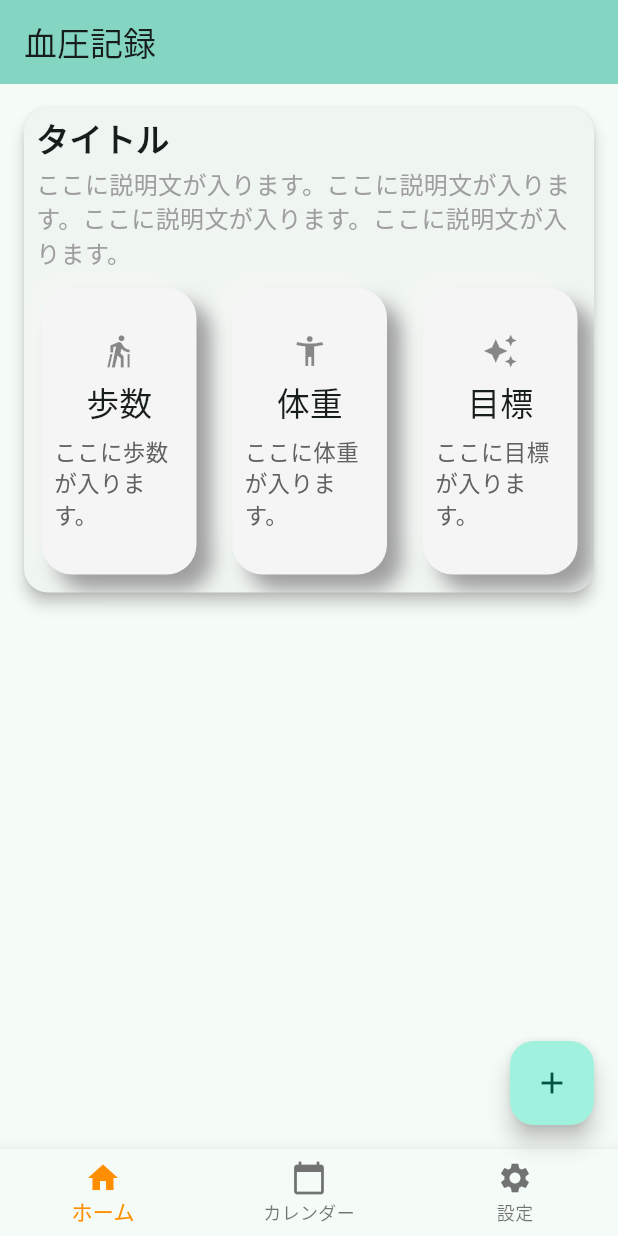
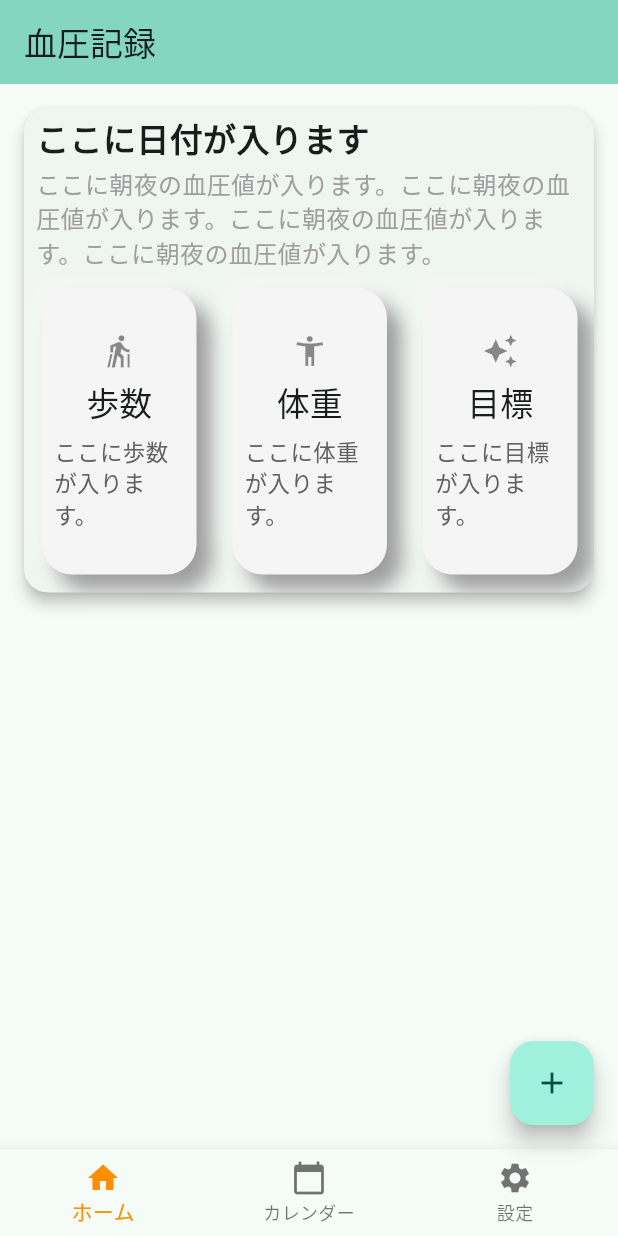
Before and after one commit to yuko87/blood_pressure_monitor, a Flutter app: the screen it shows after launch, on a phone screen of 412 x 824 dp. Run offline on Flutter 3.47's test engine with Material 3 defaults, Android fonts, the phone set to English and light mode, and no system bars; our stand-ins replace package_info_plus, table_calendar.

Commit message:
minor changes

```diff
--- a/lib/home_page.dart
+++ b/lib/home_page.dart
@@ -19,13 +19,13 @@ class HomeContent extends StatelessWidget {
             clipBehavior: Clip.antiAliasWithSaveLayer, // 画像を丸角にする
             child: Column(
               children: [
-                // タイトル
+                // 日付
                 Container(
                   width: double.infinity,
                   padding:
                       const EdgeInsets.symmetric(vertical: 4, horizontal: 8),
                   child: const Text(
-                    'タイトル',
+                    'ここに日付が入ります',
                     style: TextStyle(
                       fontWeight: FontWeight.w600,
                       fontSize: 22,
@@ -37,7 +37,7 @@ class HomeContent extends StatelessWidget {
                   width: double.infinity,
                   padding: const EdgeInsets.symmetric(horizontal: 8),
                   child: const Text(
-                    'ここに説明文が入ります。ここに説明文が入ります。ここに説明文が入ります。ここに説明文が入ります。',
+                    'ここに朝夜の血圧値が入ります。ここに朝夜の血圧値が入ります。ここに朝夜の血圧値が入ります。ここに朝夜の血圧値が入ります。',
                     style: TextStyle(
                       color: Colors.grey,
                       fontSize: 16,
```
